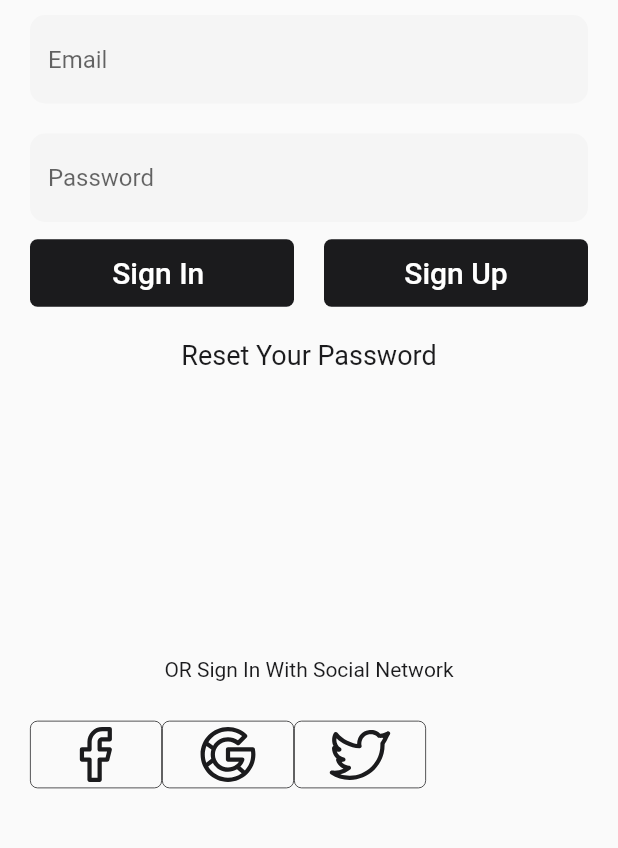
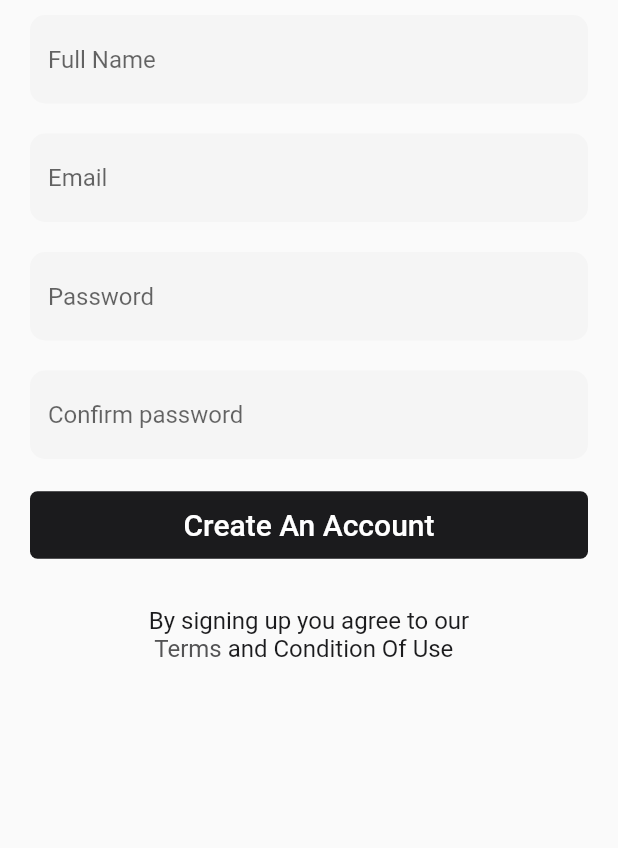
Before and after one commit to tauhidul252/eShop, a Flutter app: the screen it shows after launch, on a phone screen of 412 x 824 dp, the part 225-1073 px from its top. Run offline on Flutter 3.47's test engine with Material 2 defaults, Android fonts, the phone set to English and light mode, and no system bars; our stand-ins replace flutter_svg.

Commit message:
Sign Up page TopPart

```diff
--- a/lib/main.dart
+++ b/lib/main.dart
@@ -1,4 +1,5 @@
 import 'package:eshop/screen/loginScreen/login_screen.dart';
+import 'package:eshop/screen/signUp/signup_screen.dart';
 import 'package:flutter/material.dart';
 import 'package:eshop/widgets/my_textfromefield_widget.dart';
 
@@ -18,7 +19,7 @@ class MyApp extends StatelessWidget {
 
         primarySwatch: Colors.blue,
       ),
-      home: LoginScreen(),
+      home: SignupScreen(),
     );
   }
 }
--- a/lib/screen/loginScreen/login_screen.dart
+++ b/lib/screen/loginScreen/login_screen.dart
@@ -63,7 +63,7 @@ Widget buildBottomPart(){
     height: 300,
     child: Column(mainAxisAlignment: MainAxisAlignment.end,
     children: [
-      Text("OR Sign In With Social Network",
+      Text("Or Sign In With Social Network",
       style: LoginScreenStylies.signInSocialStylies,
       ),
       SizedBox(height: 5,),
@@ -86,6 +86,7 @@ Widget buildBottomPart(){
               width: 45,
             ),
           ),
+
           //Google Social login button.
           MaterialButton(
             shape: OutlineInputBorder(
--- /dev/null
+++ b/lib/screen/signUp/signup_screen.dart
@@ -0,0 +1,80 @@
+import 'package:eshop/appColors/app_colors.dart';
+import 'package:eshop/stylies/signup_screen_style.dart';
+import 'package:eshop/widgets/my_button_widget.dart';
+import 'package:eshop/widgets/my_textfromefield_widget.dart';
+import 'package:flutter/material.dart';
+
+class SignupScreen extends StatelessWidget {
+
+  Widget buildTopPart(){
+    return Column(
+      children: [
+        Image.asset("images/logo.png",
+        height: 150,
+        ),
+        MyTextFromField(
+          hintText: "Full Name",
+              obscureText: false,
+        ),
+        MyTextFromField(
+          hintText: "Email",
+              obscureText: false,
+        ),
+        MyTextFromField(
+          hintText: "Password",
+              obscureText: true,
+        ),
+        MyTextFromField(
+          hintText: "Confirm password",
+              obscureText: true,
+        ),
+        Container(
+          margin: EdgeInsets.symmetric(
+            horizontal: 20,
+            vertical: 10,
+          ),
+          child: MyButtonwidget(
+            onPress: () { },
+            color: AppColors.baseBlackColor,
+            text: "Create An Account",
+          ),
+        ),
+        SizedBox(height: 20,),
+        RichText(text: TextSpan(
+          text: "By signing up you agree to our\n\t",
+          style: SignUpScreenStylies.signInAgressStylies,
+          children: <TextSpan>[
+            TextSpan(
+              text: "Terms\t",
+              style: SignUpScreenStylies.tremsAgressStylies,
+            ),
+            TextSpan(
+              text: "and\t",
+              style: SignUpScreenStylies.andTextStylies,
+            ),
+            TextSpan(
+              text: "Condition Of Use",
+              style: SignUpScreenStylies.conditionOfUseStylies,
+            ),
+          ]
+        ),
+        ),
+      ],
+    );
+  }
+
+
+  @override
+  Widget build(BuildContext context) {
+    return Scaffold(
+      body: SafeArea(child: ListView(
+        physics: BouncingScrollPhysics(),
+      children: [
+        buildTopPart(),
+      ],
+      ),
+      ),
+
+    );
+  }
+}
--- /dev/null
+++ b/lib/stylies/signup_screen_style.dart
@@ -0,0 +1,28 @@
+import 'package:eshop/appColors/app_colors.dart';
+import 'package:flutter/cupertino.dart';
+
+
+class SignUpScreenStylies{
+
+  //Sign UpScreen Stylies
+  static const TextStyle signInAgressStylies=TextStyle(
+    color: AppColors.baseBlackColor,
+    fontSize: 16,
+  );
+  //trems Agress Stylies
+   static const TextStyle tremsAgressStylies=TextStyle(
+    color: AppColors.baseGrey70Color,
+    fontSize: 16,
+  );
+  //and Text Stylies
+   static const TextStyle andTextStylies=TextStyle(
+   fontSize: 16,
+  );
+  //condition Of Use Stylies
+   static const TextStyle conditionOfUseStylies=TextStyle(
+   fontSize: 16,
+   color: AppColors.baseBlackColor,
+  );
+
+
+}
```
